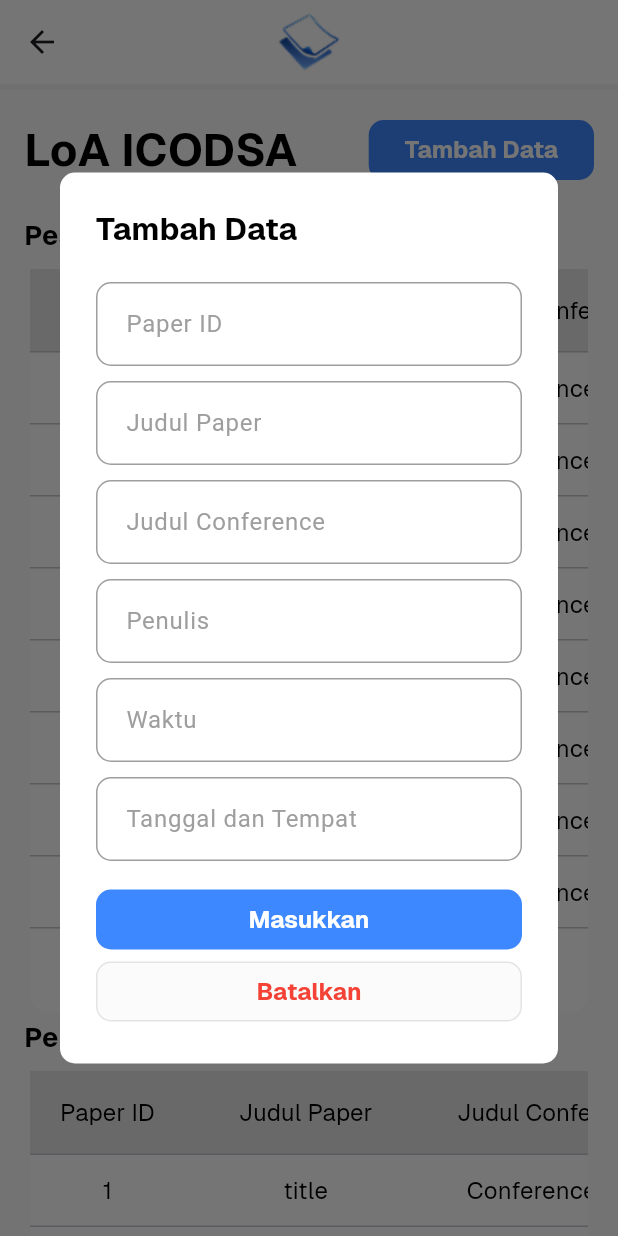
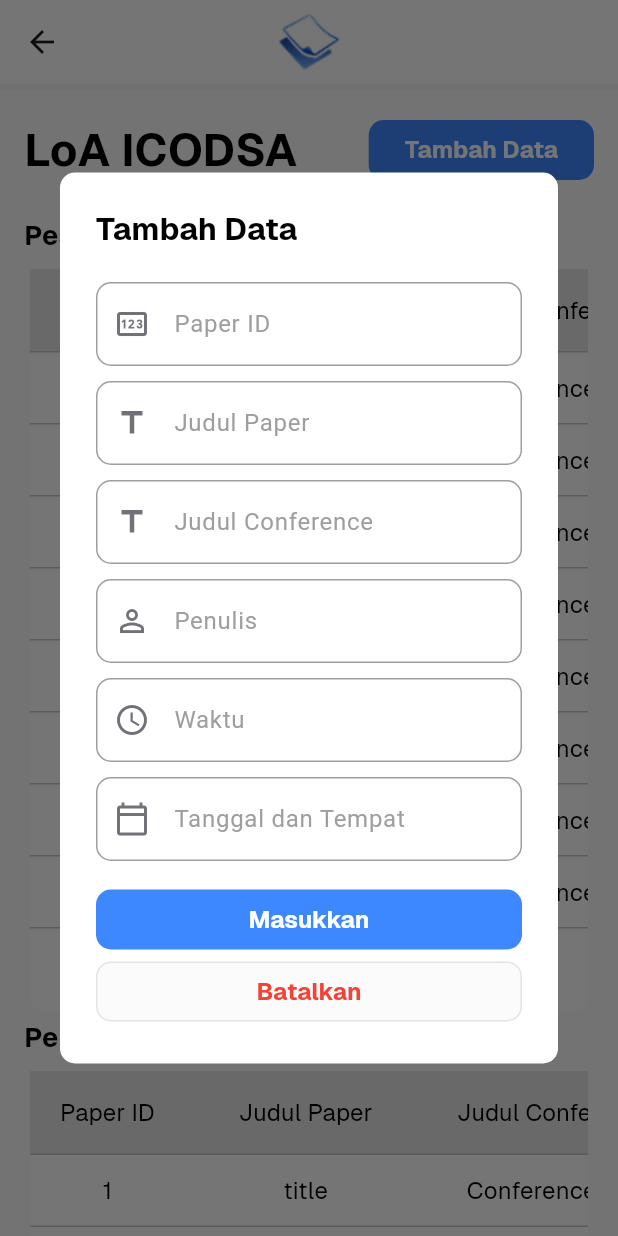
Before and after one commit to MuhammadYaumil1212/SummitDocs, a Flutter app: the FilesLoaScreen screen opened directly, after a tap on "Tambah Data", on a phone screen of 412 x 824 dp. Run offline on Flutter 3.47's test engine with Material 3 defaults, Android fonts, the phone set to English and light mode, and no system bars; our stand-ins replace bloc, dartz, dio, equatable, flutter_bloc, flutter_svg and 5 more; accounts and stored records are empty; project files that could hold a hidden picture were left out.

Commit message:
add icon

```diff
--- a/lib/Presentations/LoA/pages/files_loa_screen.dart
+++ b/lib/Presentations/LoA/pages/files_loa_screen.dart
@@ -173,26 +173,50 @@ class _FilesLoaScreenState extends State<FilesLoaScreen> {
               mainAxisSize: MainAxisSize.min,
               children: [
                 AppTextfield(
+                  prefixIcon: Icon(
+                    Icons.pin_outlined,
+                    color: AppColors.grayBackground3,
+                  ),
                   hint: "Paper ID",
                   controller: paperIdController,
                 ),
                 AppTextfield(
+                  prefixIcon: Icon(
+                    Icons.title,
+                    color: AppColors.grayBackground3,
+                  ),
                   hint: "Judul Paper",
                   controller: titleController,
                 ),
                 AppTextfield(
+                  prefixIcon: Icon(
+                    Icons.title,
+                    color: AppColors.grayBackground3,
+                  ),
                   hint: "Judul Conference",
                   controller: conferenceTitleController,
                 ),
                 AppTextfield(
+                  prefixIcon: Icon(
+                    Icons.person_outline,
+                    color: AppColors.grayBackground3,
+                  ),
                   hint: "Penulis",
                   controller: writerController,
                 ),
                 AppTextfield(
+                  prefixIcon: Icon(
+                    Icons.access_time_outlined,
+                    color: AppColors.grayBackground3,
+                  ),
                   hint: "Waktu",
                   controller: timeController,
                 ),
                 AppTextfield(
+                  prefixIcon: Icon(
+                    Icons.calendar_today_outlined,
+                    color: AppColors.grayBackground3,
+                  ),
                   hint: "Tanggal dan Tempat",
                   controller: datePlaceController,
                 ),
```
